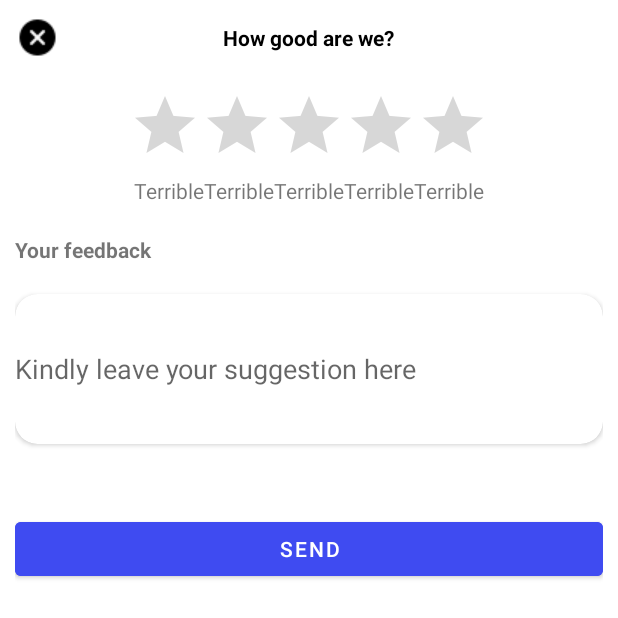
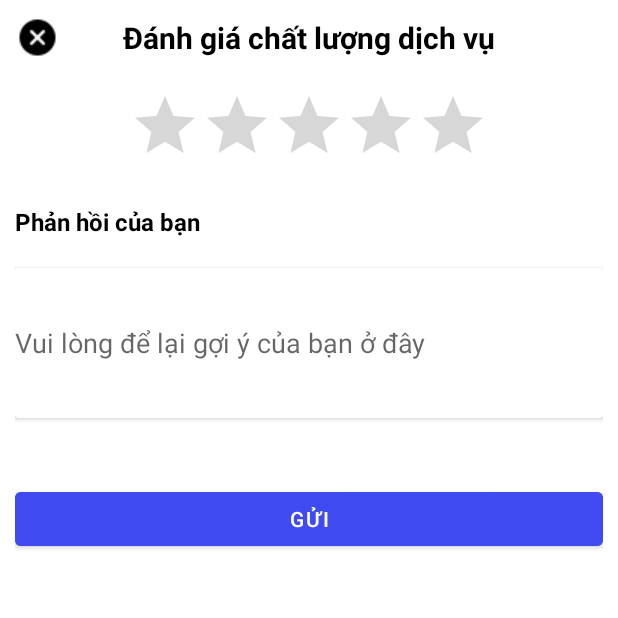
Before and after one commit to thanhlong6495/VinID-Android, an Android app: the layout profile_bottom_sheet_dialog.xml on its own in the app's theme, with its tools: preview values and no code run, on a phone screen of 412 x 824 dp. Shown: the top 618 px of the screen. Run offline under Robolectric (Android 15) with nearby library versions, the phone set to English and light mode, and no system bars.

Commit message:
Edit HomeActivities

```diff
--- a/app/src/main/AndroidManifest.xml
+++ b/app/src/main/AndroidManifest.xml
@@ -14,7 +14,6 @@
         android:theme="@style/Theme.VinID">
         <activity
             android:name="HomeActivities.Profile"
-            android:windowSoftInputMode="stateAlwaysHidden|adjustResize"
             android:exported="true" />
         <activity android:name="HomeActivities.Inbox"
             android:exported="true"/>
--- a/app/src/main/java/HomeActivities/Profile.java
+++ b/app/src/main/java/HomeActivities/Profile.java
@@ -2,10 +2,7 @@ package HomeActivities;
 
 import androidx.annotation.NonNull;
 import androidx.appcompat.app.AppCompatActivity;
-
 import android.annotation.SuppressLint;
-import android.app.FragmentManager;
-import android.app.FragmentTransaction;
 import android.content.Intent;
 import android.content.SharedPreferences;
 import android.os.Bundle;
@@ -17,7 +14,6 @@ import com.google.android.material.bottomnavigation.BottomNavigationView;
 import com.google.android.material.bottomsheet.BottomSheetDialog;
 import com.longtrang.vinid.R;
 import java.util.ArrayList;
-
 import GridViewProfile.Category;
 import GridViewProfile.CategoryAdapter;
 
@@ -29,6 +25,7 @@ public class Profile extends AppCompatActivity {
     private final String defaultPhoneNumber = "phonenumber";
     private final String defaultFullName = "fullname";
     private RatingBar ratingBar;
+    private RatingBar ratingBarDiaglog;
     private BottomSheetDialog bottomSheetDialog;
 
     @Override
@@ -108,6 +105,7 @@ public class Profile extends AppCompatActivity {
     private void setBottomSheetDialog() {
         bottomSheetDialog = new BottomSheetDialog(this, R.style.AppBottomSheetDialogTheme);
         bottomSheetDialog.setContentView(R.layout.profile_bottom_sheet_dialog);
+        ratingBarDiaglog = bottomSheetDialog.findViewById(R.id.rating_bar_dialog);
         bottomSheetDialog.show();
     }
     private void setRatingBar() {
@@ -118,10 +116,11 @@ public class Profile extends AppCompatActivity {
                     case 1:
                         try {
                             Thread.sleep(500);
+                            setBottomSheetDialog();
+                            ratingBarDiaglog.setRating(ratingBar.getRating());
                         } catch (InterruptedException e) {
                             e.printStackTrace();
                         }
-                        setBottomSheetDialog();
                     case 2:
                         try {
                             Thread.sleep(500);
@@ -129,6 +128,7 @@ public class Profile extends AppCompatActivity {
                             e.printStackTrace();
                         }
                         setBottomSheetDialog();
+                        ratingBarDiaglog.setNumStars(2);
                     case 3:
                         try {
                             Thread.sleep(500);
@@ -136,6 +136,7 @@ public class Profile extends AppCompatActivity {
                             e.printStackTrace();
                         }
                         setBottomSheetDialog();
+                        ratingBarDiaglog.setNumStars(3);
                     case 4:
                         try {
                             Thread.sleep(500);
@@ -143,6 +144,7 @@ public class Profile extends AppCompatActivity {
                             e.printStackTrace();
                         }
                         setBottomSheetDialog();
+                        ratingBarDiaglog.setNumStars(4);
                     case 5:
                         try {
                             Thread.sleep(500);
@@ -150,6 +152,7 @@ public class Profile extends AppCompatActivity {
                             e.printStackTrace();
                         }
                         setBottomSheetDialog();
+                        ratingBarDiaglog.setNumStars(5);
                 }
             }
         });
--- a/app/src/main/java/RegisterActivities/ConfirmOTP.java
+++ b/app/src/main/java/RegisterActivities/ConfirmOTP.java
@@ -1,7 +1,6 @@
 package RegisterActivities;
 
 import androidx.appcompat.app.AppCompatActivity;
-
 import android.annotation.SuppressLint;
 import android.content.Intent;
 import android.os.Bundle;
--- a/app/src/main/java/RegisterActivities/PhoneNumberRegister.java
+++ b/app/src/main/java/RegisterActivities/PhoneNumberRegister.java
@@ -12,13 +12,7 @@ import android.widget.Button;
 import android.widget.EditText;
 import android.widget.TextView;
 import android.widget.Toast;
-
 import androidx.appcompat.app.AppCompatActivity;
-import androidx.navigation.NavController;
-import androidx.navigation.NavHost;
-import androidx.navigation.NavHostController;
-import androidx.navigation.fragment.NavHostFragment;
-
 import com.longtrang.vinid.R;
 
 public class PhoneNumberRegister extends AppCompatActivity {
--- a/app/src/main/res/layout/activity_profile.xml
+++ b/app/src/main/res/layout/activity_profile.xml
@@ -49,8 +49,7 @@
                     </FrameLayout>
                     <RatingBar
                         android:id="@+id/rating_bar"
-                        style="@style/Sub_View1.Rating_Bar">
-                    </RatingBar>
+                        style="@style/Sub_View1.Rating_Bar"/>
                 </LinearLayout>
             </androidx.cardview.widget.CardView>
             <TextView
@@ -58,25 +57,18 @@
                 style="@style/Sub_View1.Version_Name"/>
         </RelativeLayout>
         </ScrollView>
-
-
     <FrameLayout
         android:layout_alignParentBottom="true"
         android:name="Fragments.RatingFragment"
-        android:layout_width="match_parent"
-        android:layout_height="wrap_content">
-
+        style="@style/Sub_View4">
         <com.google.android.material.bottomnavigation.BottomNavigationView
             style="@style/Sub_View4.Bottom_Navigation_Bar"
             android:id="@+id/bottom_navigation_bar">
         </com.google.android.material.bottomnavigation.BottomNavigationView>
         <LinearLayout
             android:id="@+id/fragment_rating"
-            android:layout_width="match_parent"
-            android:layout_height="wrap_content">
-
+            style="@style/Sub_View4"
+            android:orientation="horizontal">
         </LinearLayout>
     </FrameLayout>
-
-
 </RelativeLayout>
--- a/app/src/main/res/layout/profile_bottom_sheet_dialog.xml
+++ b/app/src/main/res/layout/profile_bottom_sheet_dialog.xml
@@ -1,114 +1,63 @@
 <?xml version="1.0" encoding="utf-8"?>
 <RelativeLayout xmlns:android="http://schemas.android.com/apk/res/android"
-    xmlns:app="http://schemas.android.com/apk/res-auto"
     android:layout_width="match_parent"
-    android:layout_height="400dp"
-    android:backgroundTint="@color/white"
+    android:layout_height="380dp"
     xmlns:tools="http://schemas.android.com/tools"
-
     tools:context="HomeActivities.Profile">
     <LinearLayout
-        android:layout_margin="@dimen/dimen10"
-        android:orientation="vertical"
-        android:layout_width="match_parent"
-        android:layout_height="wrap_content">
+        style="@style/Sub_View4.Profile_Bottom_Sheet_Parent_Layout">
         <RelativeLayout
-            android:id="@+id/relativeLayout"
-            android:layout_width="match_parent"
-            android:layout_height="wrap_content"
-            app:layout_constraintStart_toStartOf="parent"
-            app:layout_constraintTop_toTopOf="parent">
+            android:id="@+id/bottom_sheet_rating_bar"
+            style="@style/Sub_View4.Profile_Bottom_Sheet_Title">
             <ImageView
-                android:layout_width="wrap_content"
-                android:layout_height="wrap_content"
-                android:src="@drawable/img_button_close" />
+                style="@style/Sub_View1.Profile_Bottom_Sheet_Close_Button"/>
             <TextView
-                android:layout_width="wrap_content"
-                android:layout_height="wrap_content"
-                android:layout_centerInParent="true"
-                android:text="How good are we?"
-                android:textStyle="bold"
-                android:textColor="@color/black"/>
+                style="@style/Sub_View1.Profile_Bottom_Sheet_Title_TextView" />
         </RelativeLayout>
-
         <RelativeLayout
             android:layout_marginTop="@dimen/dimen20"
-            android:layout_below="@+id/relativeLayout"
-            android:id="@+id/relativeLayout2"
-            android:layout_width="match_parent"
-            android:layout_height="wrap_content">
+            style="@style/Sub_View4">
             <RatingBar
-                android:id="@+id/rating_bar_fragment"
+                android:id="@+id/rating_bar_dialog"
                 android:layout_centerHorizontal="true"
-                android:layout_width="wrap_content"
-                android:layout_height="wrap_content"
-                android:numStars="5"
-                android:stepSize="1"/>
-
+                style="@style/Sub_View1.Rating_Bar"/>
             <TextView
                 android:id="@+id/tv_your_feedback"
-                android:layout_marginTop="20dp"
-                android:layout_below="@+id/tv_emotion"
-                android:layout_width="wrap_content"
-                android:layout_height="wrap_content"
-                android:text="Your feedback"
-                android:textStyle="bold"/>
+                style="@style/Sub_View1.Feedback_Title" />
             <androidx.cardview.widget.CardView
-                app:cardCornerRadius="@dimen/dimen15"
-                android:layout_marginTop="@dimen/dimen20"
-                android:layout_below="@id/tv_your_feedback"
-                android:layout_width="match_parent"
-                android:layout_height="wrap_content">
+                style="@style/Sub_View4.CardView_Feedback_Edittext">
                 <EditText
-                    android:background="@android:color/transparent"
-                    android:layout_width="match_parent"
-                    android:layout_height="@dimen/dimen100"
-                    android:hint="Kindly leave your suggestion here"/>
+                    style="@style/Feedback_EditText"/>
             </androidx.cardview.widget.CardView>
             <Button
-                android:layout_width="match_parent"
-                android:layout_height="wrap_content"
-                android:layout_alignParentBottom="true"
-                android:text="Send"
-                android:backgroundTint="@color/button_background"/>
-
+                style="@style/Sub_View4.Button_Send"
+                tools:targetApi="lollipop" />
             <LinearLayout
                 android:id="@+id/tv_emotion"
-                android:layout_width="wrap_content"
-                android:layout_height="wrap_content"
-                android:layout_below="@+id/rating_bar_fragment"
+                style="@style/Sub_View1"
+                android:layout_below="@+id/rating_bar_dialog"
                 android:layout_centerHorizontal="true"
                 android:weightSum="5">
-
                 <TextView
-                    android:layout_width="wrap_content"
-                    android:layout_height="wrap_content"
-                    android:layout_weight="1"
-                    android:text="Terrible" />
-
+                    android:id="@+id/one_star"
+                    style="@style/Sub_View1"
+                    android:layout_weight="1"/>
                 <TextView
-                    android:layout_width="wrap_content"
-                    android:layout_height="wrap_content"
-                    android:layout_weight="1"
-                    android:text="Terrible" />
-
+                    android:id="@+id/two_star"
+                    style="@style/Sub_View1"
+                    android:layout_weight="1"/>
                 <TextView
-                    android:layout_width="wrap_content"
-                    android:layout_height="wrap_content"
-                    android:layout_weight="1"
-                    android:text="Terrible" />
-
+                    android:id="@+id/three_star"
+                    style="@style/Sub_View1"
+                    android:layout_weight="1"/>
                 <TextView
-                    android:layout_width="wrap_content"
-                    android:layout_height="wrap_content"
-                    android:layout_weight="1"
-                    android:text="Terrible" />
-
+                    android:id="@+id/four_star"
+                    style="@style/Sub_View1"
+                    android:layout_weight="1"/>
                 <TextView
-                    android:layout_width="wrap_content"
-                    android:layout_height="wrap_content"
-                    android:layout_weight="1"
-                    android:text="Terrible" />
+                    android:id="@+id/five_star"
+                    style="@style/Sub_View1"
+                    android:layout_weight="1"/>
             </LinearLayout>
         </RelativeLayout>
     </LinearLayout>
--- a/app/src/main/res/values-v21/styles.xml
+++ b/app/src/main/res/values-v21/styles.xml
@@ -7,4 +7,16 @@
         <item name="android:layout_width">match_parent</item>
         <item name="android:layout_height">wrap_content</item>
     </style>
+    <style name="Sub_View4.Button_Send">
+        <item name="android:text">@string/send</item>
+        <item name="android:layout_alignParentBottom">true</item>
+        <item name="android:backgroundTint">@color/button_background</item>
+    </style>
+
+    <style name="AppBottomSheetDialogTheme" parent="Theme.Design.Light.BottomSheetDialog">
+        <item name="android:windowIsFloating">false</item>
+        <item name="android:statusBarColor">@android:color/transparent</item>
+        <item name="android:windowSoftInputMode">adjustResize</item>
+        <item name="bottomSheetStyle">@style/AppModalStyle</item>
+    </style>
 </resources>
--- a/app/src/main/res/values/colors.xml
+++ b/app/src/main/res/values/colors.xml
@@ -26,4 +26,6 @@
 <!--bottom navigation bar text color    -->
     <color name="bottom_navigation_text_unselected">#A19C9C</color>
     <color name="bottom_navigation_text_selected">#D61406</color>
+<!--Rating Bar    -->
+    <color name="activated_star_color">#EFC908</color>
 </resources>
--- a/app/src/main/res/values/strings.xml
+++ b/app/src/main/res/values/strings.xml
@@ -109,5 +109,14 @@
         <br>Sẽ thật tuyệt vời nếu VinID \n </br>
         <br>nhận được đánh giá của bạn \n </br>
         <br>nhằm nâng cao chất lượng dịch vụ </br></string>
-    <string name="version_name"></string>
+    <string name="version_name">Version: 94.6 (9500025)</string>
+    <string name="how_good_are_we">Đánh giá chất lượng dịch vụ</string>
+    <string name="your_feedback">Phản hồi của bạn</string>
+    <string name="feedback_hint">Vui lòng để lại gợi ý của bạn ở đây</string>
+    <string name="send">Gửi</string>
+    <string name="one_star">Khá tệ</string>
+    <string name="two_star">Bình thường</string>
+    <string name="three_star">Tốt</string>
+    <string name="four_star">Rất tốt</string>
+    <string name="five_star">Tuyệt vời</string>
 </resources>
--- a/app/src/main/res/values/styles.xml
+++ b/app/src/main/res/values/styles.xml
@@ -339,7 +339,10 @@
         <item name="android:layout_width">wrap_content</item>
         <item name="android:textSize">@dimen/text_size16</item>
     </style>
-    <style name="Sub_View1.Rating_Bar">
+    <style name="Sub_View1.Rating_Bar" parent="Theme.AppCompat">
+        <item name="android:progressTint">@color/activated_star_color</item>
+        <item name="android:layout_height">wrap_content</item>
+        <item name="android:layout_width">wrap_content</item>
         <item name="android:layout_gravity">center_horizontal</item>
         <item name="android:numStars">5</item>
         <item name="android:stepSize">1</item>
@@ -385,19 +388,60 @@
         <item name="android:text"><![CDATA[@string/version_name]]></item>
     </style>
     <style name="AppTheme" parent="Theme.AppCompat.Light.NoActionBar">
+
         <item name="bottomSheetDialogTheme">@style/AppBottomSheetDialogTheme</item>
     </style>
     <style name="AppBottomSheetDialogTheme"
         parent="Theme.Design.Light.BottomSheetDialog">
         <item name="android:windowIsFloating">false</item>
+        <item name="android:statusBarColor">@android:color/transparent</item>
         <item name="android:windowSoftInputMode">adjustResize</item>
         <item name="bottomSheetStyle">@style/AppModalStyle</item>
     </style>
-
     <style name="AppModalStyle"
         parent="Widget.Design.BottomSheet.Modal">
-        <item name="android:windowIsFloating">false</item>
-        <item name="android:windowSoftInputMode">adjustResize</item>
         <item name="android:background">@drawable/profile_bottom_sheet_dialog</item>
     </style>
+    <style name="Sub_View4.Profile_Bottom_Sheet_Parent_Layout">
+        <item name="android:orientation">vertical</item>
+        <item name="android:layout_margin">@dimen/dimen10</item>
+    </style>
+    <style name="Sub_View4.Profile_Bottom_Sheet_Title">
+        <item name="layout_constraintStart_toEndOf">parent</item>
+        <item name="layout_constraintTop_toTopOf">parent</item>
+    </style>
+    <style name="Sub_View1.Profile_Bottom_Sheet_Close_Button">
+        <item name="android:src">@drawable/img_button_close</item>
+    </style>
+    <style name="Sub_View1.Profile_Bottom_Sheet_Title_TextView">
+        <item name="android:layout_centerInParent">true</item>
+        <item name="android:text">@string/how_good_are_we</item>
+        <item name="android:textSize">@dimen/text_size20</item>
+        <item name="android:textStyle">bold</item>
+        <item name="android:textColor">@color/black</item>
+    </style>
+    <style name="Sub_View1.Feedback_Title">
+        <item name="android:text">@string/your_feedback</item>
+        <item name="android:textSize">@dimen/text_size16</item>
+        <item name="android:textStyle">bold</item>
+        <item name="android:textColor">@color/black</item>
+        <item name="layout_goneMarginTop">@dimen/dimen20</item>
+        <item name="android:layout_below">@+id/tv_emotion</item>
+    </style>
+    <style name="Sub_View4.CardView_Feedback_Edittext">
+        <item name="cornerRadius">@dimen/dimen15</item>
+        <item name="android:layout_marginTop">@dimen/dimen20</item>
+        <item name="android:layout_below">@id/tv_your_feedback</item>
+    </style>
+    <style name="Feedback_EditText">
+        <item name="android:hint">@string/feedback_hint</item>
+        <item name="android:layout_width">match_parent</item>
+        <item name="android:layout_height">@dimen/dimen100</item>
+        <item name="android:background">@android:color/transparent</item>
+    </style>
+    <style name="Sub_View4.Button_Send">
+        <item name="android:text">@string/send</item>
+        <item name="android:layout_alignParentBottom">true</item>
+        <item name="android:backgroundTint">@color/button_background</item>
+    </style>
 </resources>
```
Also changed, not shown: 3 other files.
